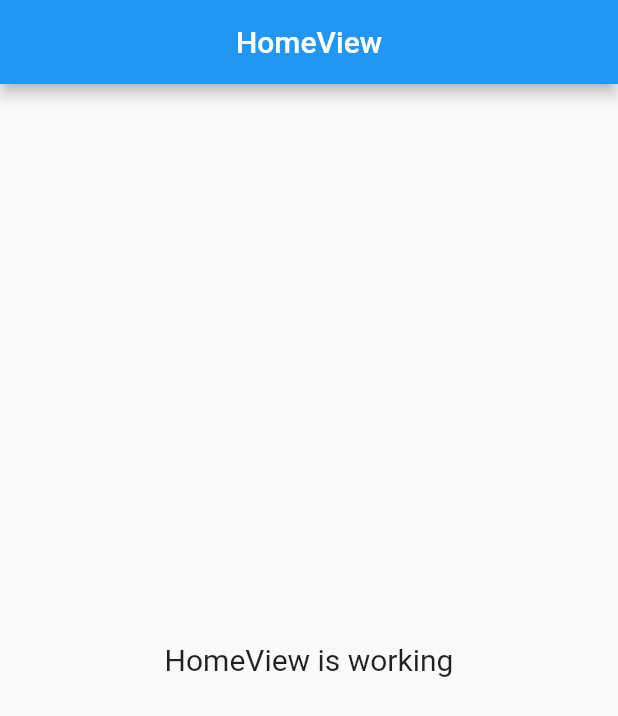
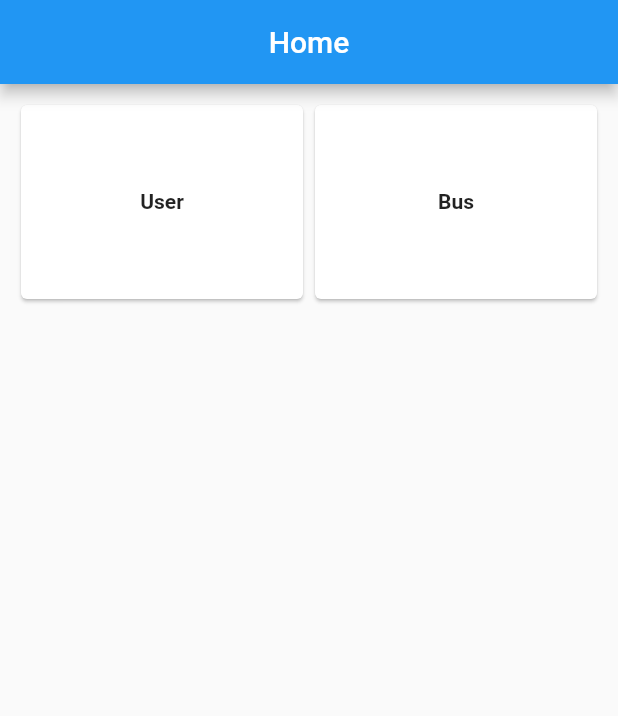
Before and after one commit to devnizamuddin/rest_api_call_demo_flutter, a Flutter app: the screen it shows after launch, on a phone screen of 412 x 824 dp. Shown: the top 716 px of the screen. Run offline on Flutter 3.47's test engine with Material 2 defaults, Android fonts, the phone set to English and light mode, and no system bars; our stand-ins replace get.

Commit message:
home view updated with routing to user and bus

```diff
--- a/lib/app/modules/home/views/home_view.dart
+++ b/lib/app/modules/home/views/home_view.dart
@@ -2,6 +2,7 @@ import 'package:flutter/material.dart';
 
 import 'package:get/get.dart';
 
+import '../../../routes/app_pages.dart';
 import '../controllers/home_controller.dart';
 
 class HomeView extends GetView<HomeController> {
@@ -9,14 +10,45 @@ class HomeView extends GetView<HomeController> {
   @override
   Widget build(BuildContext context) {
     return Scaffold(
-      appBar: AppBar(
-        title: const Text('HomeView'),
-        centerTitle: true,
-      ),
-      body: Center(
-        child: Text(
-          'HomeView is working',
-          style: TextStyle(fontSize: 20),
+        appBar: AppBar(
+          title: const Text('Home'),
+          centerTitle: true,
+        ),
+        body: Padding(
+          padding: const EdgeInsets.all(10.0),
+          child: Column(
+            children: [
+              Row(
+                children: [
+                  Expanded(
+                    child: MenuItem('User', () {
+                      controller.onTapMenu(Routes.USER);
+                    }),
+                  ),
+                  Expanded(
+                    child: MenuItem('Bus', () {
+                      controller.onTapMenu(Routes.USER);
+                    }),
+                  )
+                ],
+              )
+            ],
+          ),
+        ));
+  }
+
+  Widget MenuItem(String name, VoidCallback ontap) {
+    return InkWell(
+      onTap: ontap,
+      child: SizedBox(
+        height: Get.width / 3,
+        child: Card(
+          child: Center(
+            child: Text(
+              name,
+              style: const TextStyle(fontWeight: FontWeight.bold),
+            ),
+          ),
         ),
       ),
     );
```
Also changed, not shown: lib/app/modules/home/controllers/home_controller.dart (+3 -18 lines).
